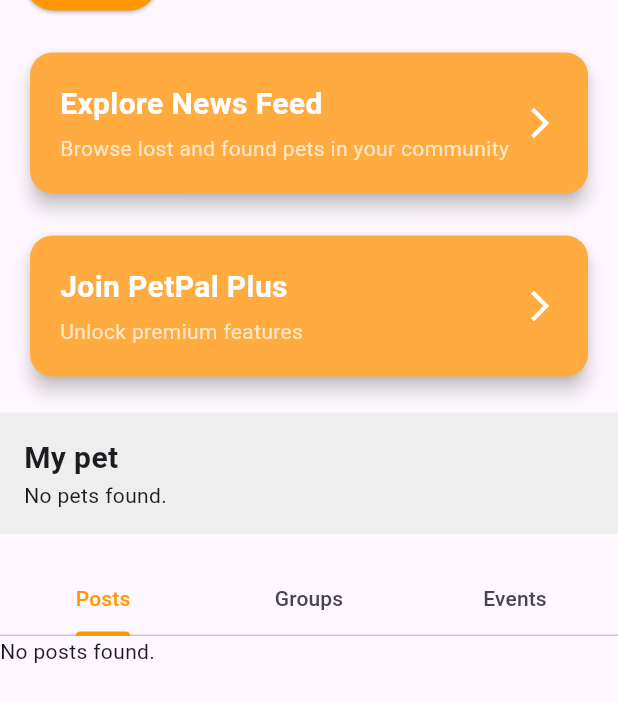
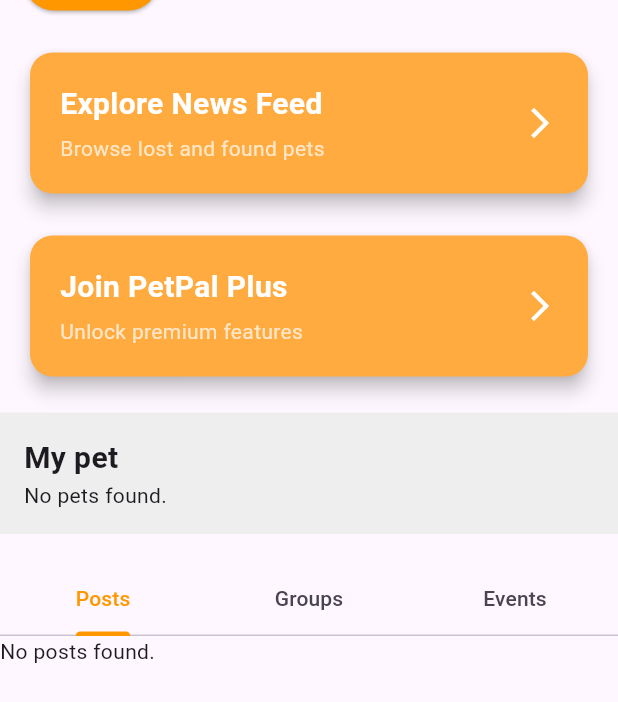
Before and after one commit to PramodLakmal/petpal, a Flutter app: the UserProfile screen opened directly, scrolled down 339 dp, on a phone screen of 412 x 824 dp. Shown: the top 702 px of the screen. Run offline on Flutter 3.47's test engine with Material 3 defaults, Android fonts, the light colour scheme and no system bars; our stand-ins replace cloud_firestore, firebase_auth, firebase_core, firebase_storage, google_sign_in, image_picker; accounts and stored records are empty; network calls fail.

Commit message:
Refactor pet profile UI: Update text for browsing lost and found pets

```diff
--- a/lib/user registration/userprofile.dart
+++ b/lib/user registration/userprofile.dart
@@ -365,7 +365,7 @@
                                 ),
                                 SizedBox(height: 5),
                                 Text(
-                                  'Browse lost and found pets in your community',
+                                  'Browse lost and found pets',
                                   style: TextStyle(color: Colors.white70),
                                 ),
                               ],
```
